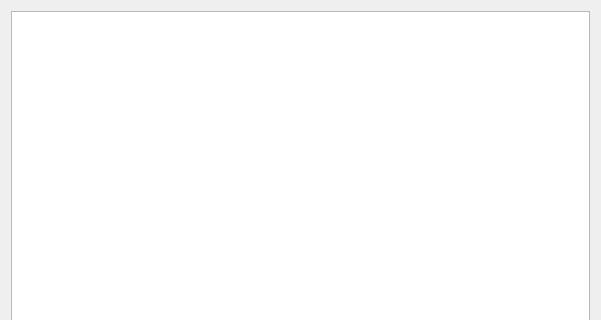
The window that huggle/whitelistform.ui (huggle/huggle3-qt-lx) describes before a commit, drawn with Qt 5; both pictures show x 0 to 601 and y 0 to 320 of the 601 by 486 pixel window.
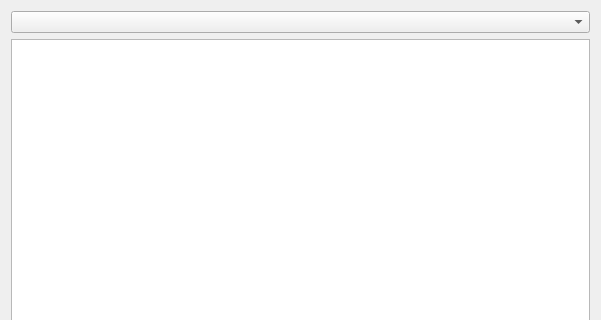
The same window after the commit.

Commit message: enhanced interface for multisite layout

Patch:
```diff
--- a/huggle/whitelistform.ui
+++ b/huggle/whitelistform.ui
@@ -14,6 +14,9 @@
    <string>Whitelist</string>
   </property>
   <layout class="QVBoxLayout" name="verticalLayout">
+   <item>
+    <widget class="QComboBox" name="comboBox"/>
+   </item>
    <item>
     <widget class="QListWidget" name="listWidget"/>
    </item>
```
The commit also changes 5 other files.
